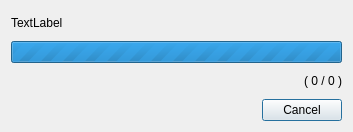
Old version of the form workingdialog.ui in the repository haraki/farman.
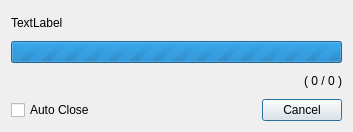
New version of the form.

Commit message: add auto close checkbox.

What changed in the file:
```diff
--- a/workingdialog.ui
+++ b/workingdialog.ui
@@ -43,6 +43,13 @@
    </item>
    <item>
     <layout class="QHBoxLayout" name="horizontalLayout">
+     <item>
+      <widget class="QCheckBox" name="autoCloseCheckBox">
+       <property name="text">
+        <string>Auto Close</string>
+       </property>
+      </widget>
+     </item>
      <item>
       <spacer name="horizontalSpacer">
        <property name="orientation">
```
The commit also changes 1 other file.
